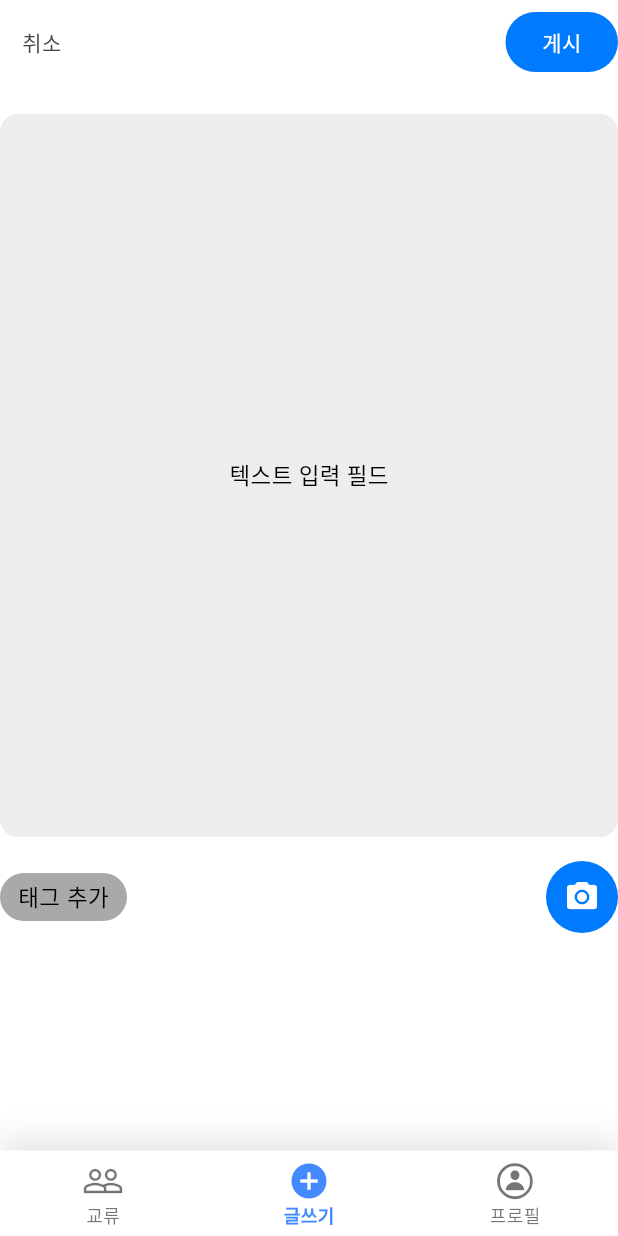
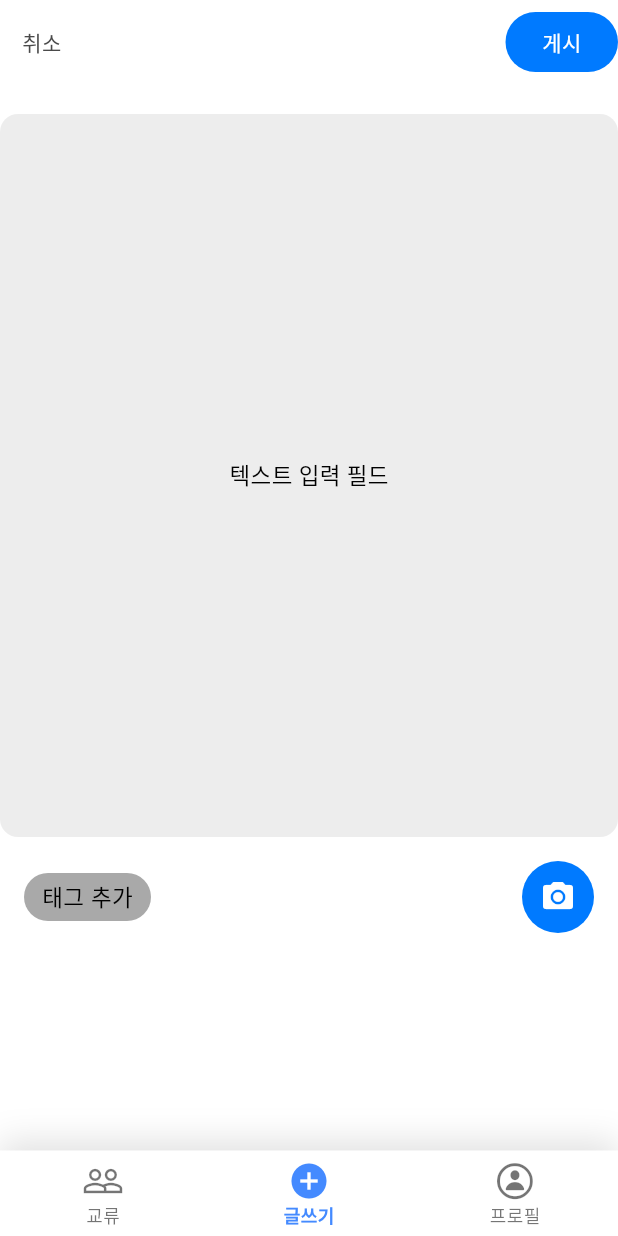
Before and after one commit to zero-to-one-flutter/flutter-share-lingo, a Flutter app: the screen it shows after launch, item 2 of the bottom bar chosen, on a phone screen of 412 x 824 dp. Run offline on Flutter 3.47's test engine with Material 3 defaults, Android fonts, the phone set to English and light mode, and no system bars; our stand-ins replace cached_network_image, dio, firebase_core, flutter_dotenv, flutter_riverpod, shimmer; accounts and stored records are empty; network calls fail; Roboto replaces fonts that are missing (Inter).

Commit message:
fix: 태그 카메라 아이콘 여백

```diff
--- a/lib/presentation/pages/home/tabs/write/widgets/tag_row_button.dart
+++ b/lib/presentation/pages/home/tabs/write/widgets/tag_row_button.dart
@@ -6,7 +6,9 @@ class TagRowButton extends StatelessWidget {
 
   @override
   Widget build(BuildContext context) {
-    return Row(
+    return Padding(
+      padding: const EdgeInsets.symmetric(horizontal: 16),
+      child: Row(
         mainAxisAlignment: MainAxisAlignment.spaceBetween,
         children: [
           // 왼쪽: 태그 추가 버튼
@@ -53,6 +55,7 @@ class TagRowButton extends StatelessWidget {
             ),
           ),
         ],
+      ),
     );
   }
 }
```
Lines whose indentation alone changed are shown as unchanged.
